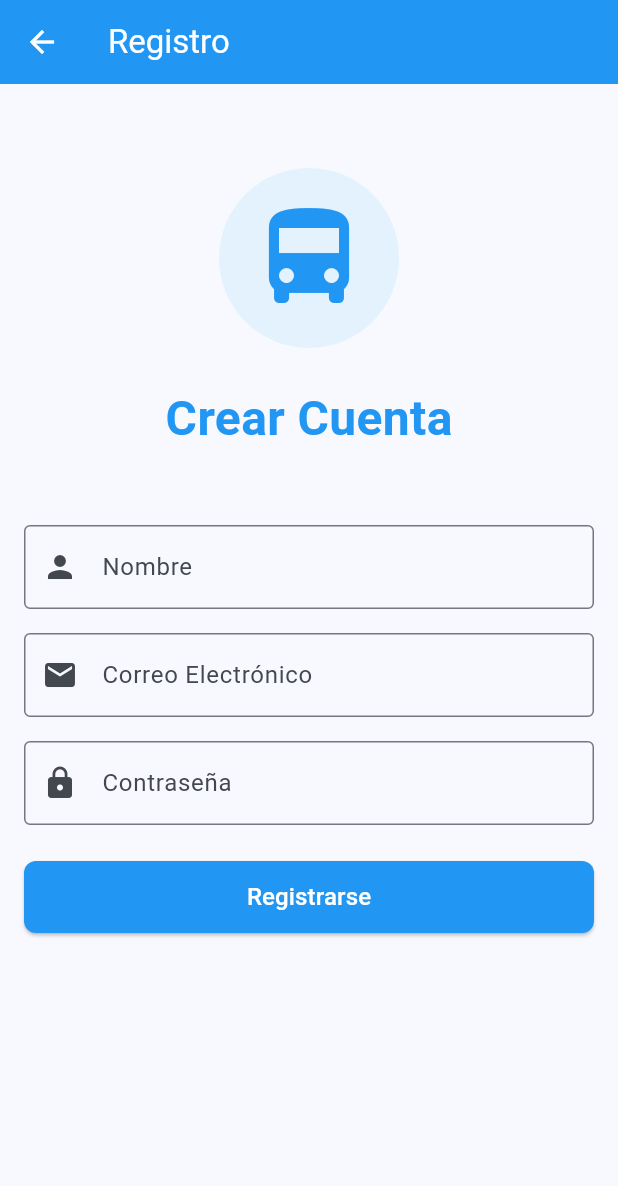
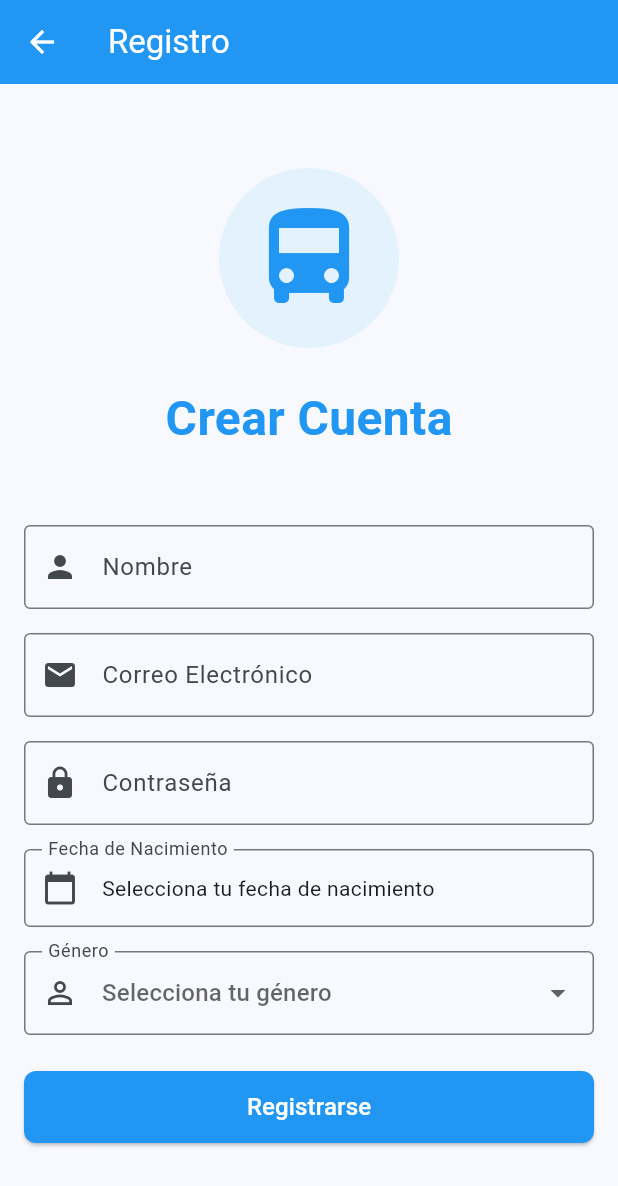
Before and after one commit to MichellPolicarpio/MobiPass, a Flutter app: the screen it shows after launch, after a tap on "¿No tienes una cuenta? Regístrate", on a phone screen of 412 x 824 dp. Shown: the top 1186 px of the screen. Run offline on Flutter 3.47's test engine with Material 3 defaults, Android fonts, the phone set to English and light mode, and no system bars; network calls fail.

Commit message:
Update authentication flow and user interface components

```diff
--- a/lib/main.dart
+++ b/lib/main.dart
@@ -1,4 +1,5 @@
 import 'package:flutter/material.dart';
+import 'package:flutter_localizations/flutter_localizations.dart';
 import 'package:http/http.dart' as http;
 import 'dart:convert';
 import 'dart:io' show Platform;
@@ -36,6 +37,16 @@ class MyApp extends StatelessWidget {
         colorScheme: ColorScheme.fromSeed(seedColor: Colors.blue),
         useMaterial3: true,
       ),
+      localizationsDelegates: const [
+        GlobalMaterialLocalizations.delegate,
+        GlobalWidgetsLocalizations.delegate,
+        GlobalCupertinoLocalizations.delegate,
+      ],
+      supportedLocales: const [
+        Locale('es', ''), // Español
+        Locale('en', ''), // Inglés
+      ],
+      locale: const Locale('es', ''), // Forzar español
       home: const LoginScreen(),
     );
   }
--- a/lib/models/user.dart
+++ b/lib/models/user.dart
@@ -6,6 +6,8 @@ class User {
   final String token;
   final String? licenseNumber;  // Campo opcional para transportistas
   final String? busNumber;      // Campo opcional para transportistas
+  final DateTime? dateOfBirth;  // Campo opcional para fecha de nacimiento
+  final String? gender;         // Campo opcional para género
 
   User({
     required this.id,
@@ -15,6 +17,8 @@ class User {
     required this.token,
     this.licenseNumber,
     this.busNumber,
+    this.dateOfBirth,
+    this.gender,
   });
 
   factory User.fromJson(Map<String, dynamic> json) {
@@ -26,6 +30,8 @@ class User {
       token: json['token'] ?? '',
       licenseNumber: json['licenseNumber'],
       busNumber: json['busNumber'],
+      dateOfBirth: json['dateOfBirth'] != null ? DateTime.parse(json['dateOfBirth']) : null,
+      gender: json['gender'],
     );
   }
 
@@ -38,6 +44,8 @@ class User {
       'token': token,
       'licenseNumber': licenseNumber,
       'busNumber': busNumber,
+      'dateOfBirth': dateOfBirth?.toIso8601String(),
+      'gender': gender,
     };
   }
 }
--- a/lib/screens/signup_screen.dart
+++ b/lib/screens/signup_screen.dart
@@ -17,7 +17,31 @@ class _SignupScreenState extends State<SignupScreen> {
   final _nameController = TextEditingController();
   final _emailController = TextEditingController();
   final _passwordController = TextEditingController();
+  DateTime? _selectedDate;
+  String? _selectedGender;
   bool _isLoading = false;
+
+  final List<String> _genderOptions = [
+    'masculino',
+    'femenino',
+    'otro',
+    'prefiero_no_decir'
+  ];
+
+  Future<void> _selectDate(BuildContext context) async {
+    final DateTime? picked = await showDatePicker(
+      context: context,
+      initialDate: DateTime.now().subtract(const Duration(days: 6570)), // 18 años atrás
+      firstDate: DateTime(1900),
+      lastDate: DateTime.now(),
+      locale: const Locale('es', ''),
+    );
+    if (picked != null && picked != _selectedDate) {
+      setState(() {
+        _selectedDate = picked;
+      });
+    }
+  }
 
   Future<void> _signup() async {
     if (!_formKey.currentState!.validate()) return;
@@ -37,6 +61,8 @@ class _SignupScreenState extends State<SignupScreen> {
           'name': _nameController.text,
           'email': _emailController.text,
           'password': _passwordController.text,
+          'dateOfBirth': _selectedDate?.toIso8601String(),
+          'gender': _selectedGender,
         }),
       );
 
@@ -178,6 +204,47 @@ class _SignupScreenState extends State<SignupScreen> {
                       return null;
                     },
                   ),
+                  const SizedBox(height: 16),
+                  // Campo de fecha de nacimiento
+                  InkWell(
+                    onTap: () => _selectDate(context),
+                    child: InputDecorator(
+                      decoration: const InputDecoration(
+                        labelText: 'Fecha de Nacimiento',
+                        prefixIcon: Icon(Icons.calendar_today),
+                        border: OutlineInputBorder(),
+                      ),
+                      child: Text(
+                        _selectedDate != null
+                            ? '${_selectedDate!.day}/${_selectedDate!.month}/${_selectedDate!.year}'
+                            : 'Selecciona tu fecha de nacimiento',
+                      ),
+                    ),
+                  ),
+                  const SizedBox(height: 16),
+                  // Campo de género
+                  DropdownButtonFormField<String>(
+                    value: _selectedGender,
+                    decoration: const InputDecoration(
+                      labelText: 'Género',
+                      prefixIcon: Icon(Icons.person_outline),
+                      border: OutlineInputBorder(),
+                    ),
+                    items: _genderOptions.map((String gender) {
+                      String displayText = gender.replaceAll('_', ' ');
+                      displayText = displayText[0].toUpperCase() + displayText.substring(1);
+                      return DropdownMenuItem<String>(
+                        value: gender,
+                        child: Text(displayText),
+                      );
+                    }).toList(),
+                    onChanged: (String? newValue) {
+                      setState(() {
+                        _selectedGender = newValue;
+                      });
+                    },
+                    hint: const Text('Selecciona tu género'),
+                  ),
                   const SizedBox(height: 24),
                   SizedBox(
                     width: double.infinity,
```
Also changed, not shown: pubspec.yaml (+5 -5 lines), pubspec.lock, 2 other files.
